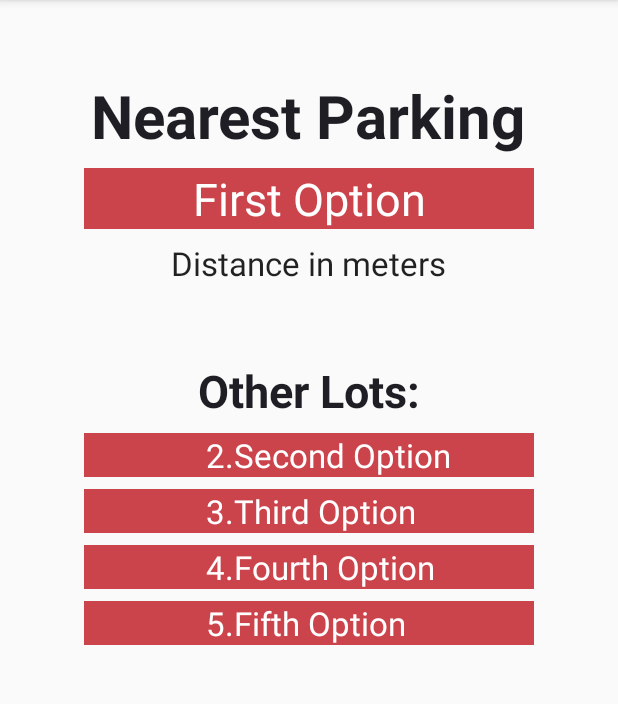
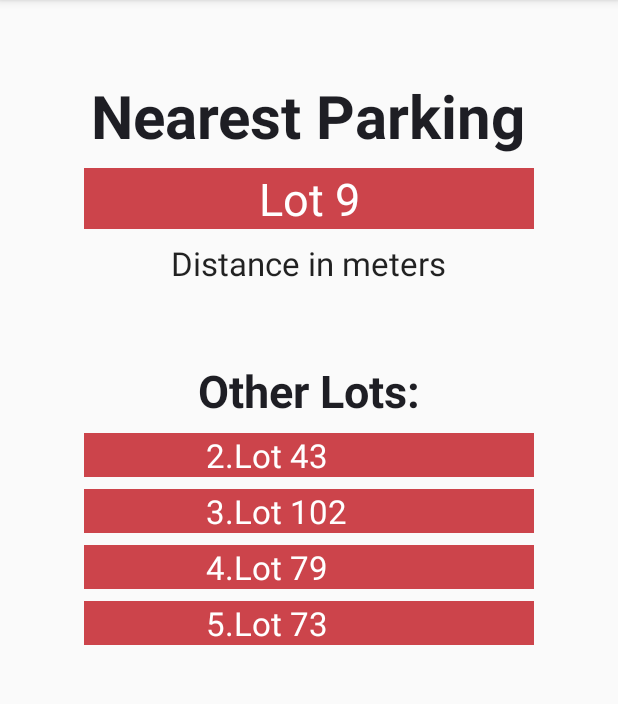
Before and after one commit to suhvanuhlihn/project3-team16, an Android app: the screen it shows after launch (ResultActivity), after a tap on "SEARCH FOR PARKING...", on a phone screen of 412 x 824 dp, the part 84-788 px from its top. Run offline under Robolectric (Android 15) with nearby library versions, the phone set to English and light mode, and no system bars.

Commit message:
implement the result page

```diff
--- a/app/src/main/java/edu/msu/pinkoski/project3_team16/ParkingLot.java
+++ b/app/src/main/java/edu/msu/pinkoski/project3_team16/ParkingLot.java
@@ -48,4 +48,6 @@ public class ParkingLot implements Serializable {
     public String getFee() {return fee;}
     public String getTips() { return tips;}
 
+    public String getLotNum() {return "Lot "+ Integer.toString(lotId);}
+
 }
--- a/app/src/main/java/edu/msu/pinkoski/project3_team16/ResultActivity.java
+++ b/app/src/main/java/edu/msu/pinkoski/project3_team16/ResultActivity.java
@@ -4,6 +4,7 @@ import android.content.Intent;
 import android.os.Bundle;
 import android.support.v7.app.AppCompatActivity;
 import android.view.View;
+import android.widget.TextView;
 
 import java.util.ArrayList;
 
@@ -26,6 +27,8 @@ public class ResultActivity extends AppCompatActivity {
         rankLots = (ArrayList<ParkingLot>)intent.getSerializableExtra("rankLots");
         curLati = intent.getExtras().getString("curLati");
         curLongi = intent.getExtras().getString("curLongi");
+
+        SetUI();
     }
 
     public void onDetail(View view, int option) {
@@ -52,4 +55,18 @@ public class ResultActivity extends AppCompatActivity {
     }
 
     public void onOption5(View view){onDetail(view, 5);}
+
+    public void SetUI() {
+        TextView text1 = (TextView) findViewById(R.id.textPlace);
+        TextView text2 = (TextView) findViewById(R.id.textSecondLot);
+        TextView text3 = (TextView) findViewById(R.id.textThirdLot);
+        TextView text4 = (TextView) findViewById(R.id.textFourthLot);
+        TextView text5 = (TextView) findViewById(R.id.textFifthLot);
+
+        text1.setText(rankLots.get(0).getLotNum());
+        text2.setText(rankLots.get(1).getLotNum());
+        text3.setText(rankLots.get(2).getLotNum());
+        text4.setText(rankLots.get(3).getLotNum());
+        text5.setText(rankLots.get(4).getLotNum());
+    }
 }
```
